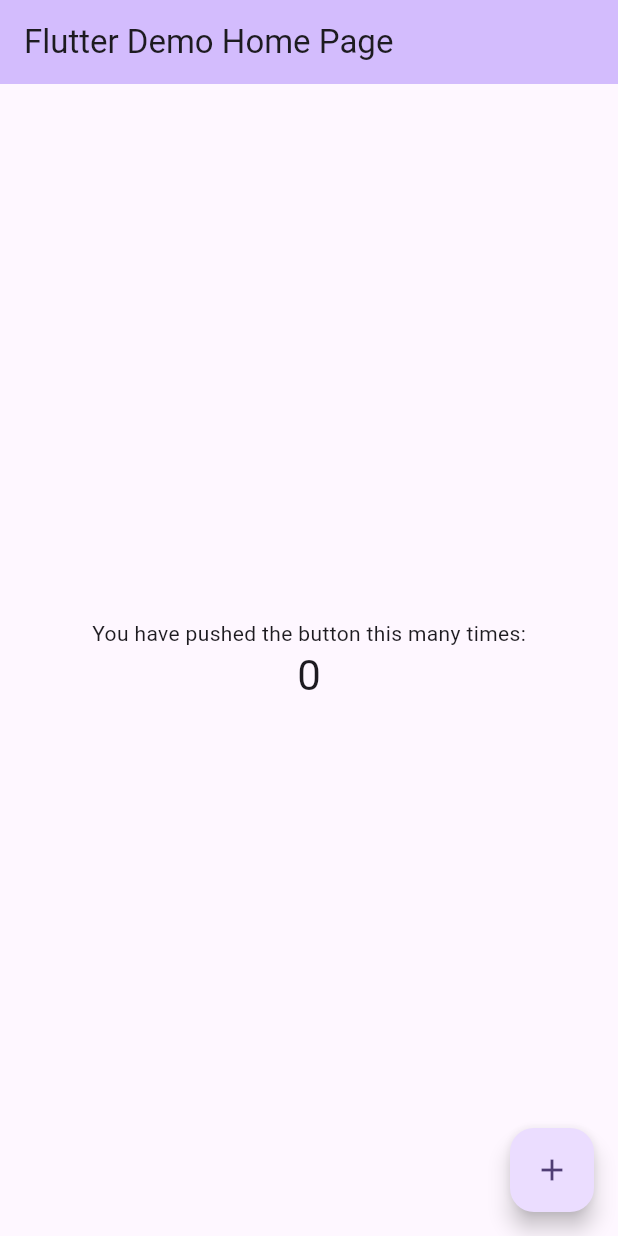
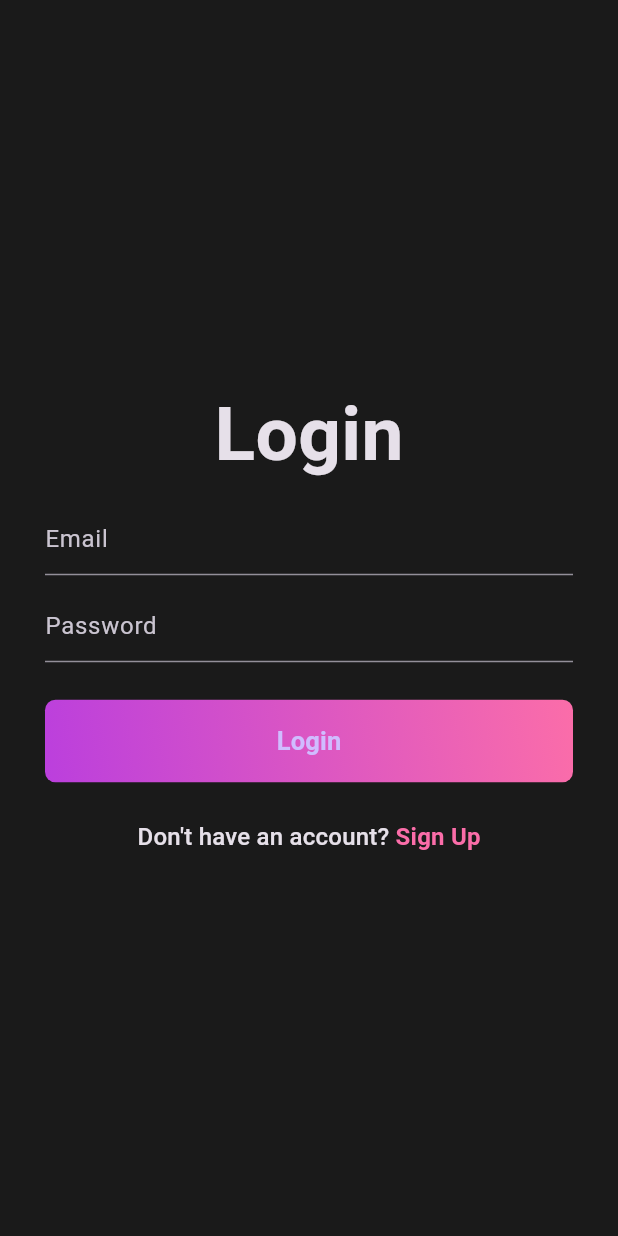
Before and after one commit to Daipayan0p/count-down, a Flutter app: the screen it shows after launch, on a phone screen of 412 x 824 dp. Run offline on Flutter 3.47's test engine with Material 3 defaults, Android fonts, the phone set to English and light mode, and no system bars; our stand-ins replace firebase_core, flutter_screenutil, go_router; accounts and stored records are empty.

Commit message:
front-end

```diff
--- a/lib/main.dart
+++ b/lib/main.dart
@@ -1,125 +1,30 @@
+import 'package:count_down/src/core/router/routes.dart';
+import 'package:count_down/src/core/theme/theme.dart';
+import 'package:firebase_core/firebase_core.dart';
 import 'package:flutter/material.dart';
+import 'package:flutter_screenutil/flutter_screenutil.dart';
 
-void main() {
+void main() async{
+  // WidgetsFlutterBinding.ensureInitialized();
+  // await Firebase.initializeApp();
   runApp(const MyApp());
 }
 
 class MyApp extends StatelessWidget {
   const MyApp({super.key});
 
-  // This widget is the root of your application.
   @override
   Widget build(BuildContext context) {
-    return MaterialApp(
-      title: 'Flutter Demo',
-      theme: ThemeData(
-        // This is the theme of your application.
-        //
-        // TRY THIS: Try running your application with "flutter run". You'll see
-        // the application has a purple toolbar. Then, without quitting the app,
-        // try changing the seedColor in the colorScheme below to Colors.green
-        // and then invoke "hot reload" (save your changes or press the "hot
-        // reload" button in a Flutter-supported IDE, or press "r" if you used
-        // the command line to start the app).
-        //
-        // Notice that the counter didn't reset back to zero; the application
-        // state is not lost during the reload. To reset the state, use hot
-        // restart instead.
-        //
-        // This works for code too, not just values: Most code changes can be
-        // tested with just a hot reload.
-        colorScheme: ColorScheme.fromSeed(seedColor: Colors.deepPurple),
-        useMaterial3: true,
+    // mq = MediaQuery.of(context).size;
+    return ScreenUtilInit(
+      designSize: const Size(834,1194),
+      child: MaterialApp.router(
+        routerConfig: router,
+        theme: lightTheme,
+        darkTheme: darkTheme,
+        themeMode: ThemeMode.dark,
+        // debugShowCheckedModeBanner: false,
       ),
-      home: const MyHomePage(title: 'Flutter Demo Home Page'),
     );
   }
 }
-
-class MyHomePage extends StatefulWidget {
-  const MyHomePage({super.key, required this.title});
-
-  // This widget is the home page of your application. It is stateful, meaning
-  // that it has a State object (defined below) that contains fields that affect
-  // how it looks.
-
-  // This class is the configuration for the state. It holds the values (in this
-  // case the title) provided by the parent (in this case the App widget) and
-  // used by the build method of the State. Fields in a Widget subclass are
-  // always marked "final".
-
-  final String title;
-
-  @override
-  State<MyHomePage> createState() => _MyHomePageState();
-}
-
-class _MyHomePageState extends State<MyHomePage> {
-  int _counter = 0;
-
-  void _incrementCounter() {
-    setState(() {
-      // This call to setState tells the Flutter framework that something has
-      // changed in this State, which causes it to rerun the build method below
-      // so that the display can reflect the updated values. If we changed
-      // _counter without calling setState(), then the build method would not be
-      // called again, and so nothing would appear to happen.
-      _counter++;
-    });
-  }
-
-  @override
-  Widget build(BuildContext context) {
-    // This method is rerun every time setState is called, for instance as done
-    // by the _incrementCounter method above.
-    //
-    // The Flutter framework has been optimized to make rerunning build methods
-    // fast, so that you can just rebuild anything that needs updating rather
-    // than having to individually change instances of widgets.
-    return Scaffold(
-      appBar: AppBar(
-        // TRY THIS: Try changing the color here to a specific color (to
-        // Colors.amber, perhaps?) and trigger a hot reload to see the AppBar
-        // change color while the other colors stay the same.
-        backgroundColor: Theme.of(context).colorScheme.inversePrimary,
-        // Here we take the value from the MyHomePage object that was created by
-        // the App.build method, and use it to set our appbar title.
-        title: Text(widget.title),
-      ),
-      body: Center(
-        // Center is a layout widget. It takes a single child and positions it
-        // in the middle of the parent.
-        child: Column(
-          // Column is also a layout widget. It takes a list of children and
-          // arranges them vertically. By default, it sizes itself to fit its
-          // children horizontally, and tries to be as tall as its parent.
-          //
-          // Column has various properties to control how it sizes itself and
-          // how it positions its children. Here we use mainAxisAlignment to
-          // center the children vertically; the main axis here is the vertical
-          // axis because Columns are vertical (the cross axis would be
-          // horizontal).
-          //
-          // TRY THIS: Invoke "debug painting" (choose the "Toggle Debug Paint"
-          // action in the IDE, or press "p" in the console), to see the
-          // wireframe for each widget.
-          mainAxisAlignment: MainAxisAlignment.center,
-          children: <Widget>[
-            const Text(
-              'You have pushed the button this many times:',
-            ),
-            Text(
-              '$_counter',
-              style: Theme.of(context).textTheme.headlineMedium,
-            ),
-          ],
-        ),
-      ),
-      floatingActionButton: FloatingActionButton(
-        onPressed: _incrementCounter,
-        tooltip: 'Increment',
-        child: const Icon(Icons.add),
-      ), // This trailing comma makes auto-formatting nicer for build methods.
-    );
-  }
-}
--- /dev/null
+++ b/lib/src/core/router/routes.dart
@@ -0,0 +1,23 @@
+import 'package:count_down/src/features/auth/presentation/pages/login_page.dart';
+import 'package:count_down/src/features/event/presentation/pages/EventHomePage.dart';
+import 'package:flutter/material.dart';
+import 'package:go_router/go_router.dart';
+
+final router = GoRouter(
+  initialLocation: '/login',
+  routes: <GoRoute>[
+    GoRoute(
+      path: '/',
+      pageBuilder: (context, state) =>
+      const MaterialPage(child: SizedBox.shrink()),
+    ),
+    GoRoute(
+      path: '/login',
+      pageBuilder: (context, state) => const MaterialPage(child: LoginPage()),
+    ),
+    GoRoute(
+      path: '/home',
+      pageBuilder: (state, context) => const MaterialPage(child: EventHomeView()),
+    ),
+  ],
+);
--- /dev/null
+++ b/lib/src/core/theme/app_color.dart
@@ -0,0 +1,11 @@
+import 'dart:ui';
+import 'package:flutter/material.dart';
+
+class AppColor{
+  static const Color background = Color(0xFF1A1A1A);
+  static const Color eventBackground = Color(0xE82F2F2F);
+  static const Color gradient1 = Color.fromRGBO(187, 63, 221, 1);
+  static const Color gradient2 = Color.fromRGBO(251, 109, 169, 1);
+  static const Color gradient3 = Color.fromRGBO(255, 159, 124, 1);
+  static const Color transparentColor = Colors.transparent;
+}
--- /dev/null
+++ b/lib/src/core/theme/theme.dart
@@ -0,0 +1,11 @@
+import 'package:count_down/src/core/theme/app_color.dart';
+import 'package:flutter/material.dart';
+
+final ThemeData lightTheme = ThemeData.light().copyWith();
+final ThemeData darkTheme = ThemeData.dark().copyWith(
+    scaffoldBackgroundColor: AppColor.background,
+    appBarTheme: const AppBarTheme(
+        color: AppColor.background
+    )
+
+);
--- /dev/null
+++ b/lib/src/features/auth/presentation/pages/login_page.dart
@@ -0,0 +1,93 @@
+import 'package:count_down/src/core/theme/app_color.dart';
+import 'package:count_down/src/features/auth/presentation/widget/auth_field.dart';
+import 'package:count_down/src/features/auth/presentation/widget/auth_grad_button.dart';
+import 'package:flutter/material.dart';
+
+class LoginPage extends StatefulWidget {
+  const LoginPage({super.key});
+
+  @override
+  State<LoginPage> createState() => _LoginPageState();
+}
+
+class _LoginPageState extends State<LoginPage> {
+  final emailController = TextEditingController();
+  final passwordController = TextEditingController();
+  final formKey = GlobalKey<FormState>();
+
+  @override
+  void dispose() {
+    emailController.dispose();
+    passwordController.dispose();
+    super.dispose();
+  }
+
+  @override
+  Widget build(BuildContext context) {
+    return Scaffold(
+      body: Form(
+        key: formKey,
+        child: Center(
+          child: Padding(
+            padding: const EdgeInsets.symmetric(horizontal: 30),
+            child: Column(
+              mainAxisAlignment: MainAxisAlignment.center,
+              crossAxisAlignment: CrossAxisAlignment.center,
+              children: [
+                const Text(
+                  "Login",
+                  style: TextStyle(
+                    fontSize: 50,
+                    fontWeight: FontWeight.bold,
+                  ),
+                ),
+                const SizedBox(
+                  height: 10,
+                ),
+                AuthField(
+                  hintText: "Email",
+                  controller: emailController,
+                  isObsecureText: false,
+                ),
+                const SizedBox(
+                  height: 10,
+                ),
+                AuthField(
+                  hintText: "Password",
+                  controller: passwordController,
+                  isObsecureText: true,
+                ),
+                const SizedBox(
+                  height: 25,
+                ),
+                AuthGradientButton(buttonText: "Login", onPressed: () {}),
+                const SizedBox(
+                  height: 25,
+                ),
+                GestureDetector(
+                  onTap: () async {},
+                  child: RichText(
+                    text: TextSpan(
+                      text: 'Don\'t have an account? ',
+                      style: Theme.of(context).textTheme.titleMedium,
+                      children: [
+                        TextSpan(
+                          text: 'Sign Up',
+                          style:
+                              Theme.of(context).textTheme.titleMedium?.copyWith(
+                                    color: AppColor.gradient2,
+                                    fontWeight: FontWeight.bold,
+                                  ),
+                        ),
+                      ],
+                    ),
+                  ),
+                ),
+              ],
+            ),
+          ),
+        ),
+      ),
+    );
+  }
+}
--- /dev/null
+++ b/lib/src/features/auth/presentation/widget/auth_field.dart
@@ -0,0 +1,31 @@
+import 'package:flutter/material.dart';
+
+class AuthField extends StatelessWidget {
+  const AuthField({
+    super.key,
+    required this.hintText,
+    required this.controller,
+    required this.isObsecureText
+  });
+  final String hintText;
+  final TextEditingController controller;
+  final bool isObsecureText;
+
+  @override
+  Widget build(BuildContext context) {
+    return SizedBox(
+      width: 400,
+      child: TextFormField(
+        controller: controller,
+        decoration: InputDecoration(hintText: hintText),
+        validator: (value){
+          if(value!.isEmpty){
+            return "$hintText is missing";
+          }
+          return null;
+        },
+        obscureText: isObsecureText,
+      ),
+    );
+  }
+}
--- /dev/null
+++ b/lib/src/features/auth/presentation/widget/auth_grad_button.dart
@@ -0,0 +1,45 @@
+import 'package:count_down/src/core/theme/app_color.dart';
+import 'package:flutter/material.dart';
+
+class AuthGradientButton extends StatelessWidget {
+  final String buttonText;
+  final VoidCallback onPressed;
+  const AuthGradientButton({
+    super.key,
+    required this.buttonText,
+    required this.onPressed,
+  });
+
+  @override
+  Widget build(BuildContext context) {
+    return Container(
+      decoration: BoxDecoration(
+        gradient: const LinearGradient(
+          colors: [
+            AppColor.gradient1,
+            AppColor.gradient2,
+            // AppPallete.gradient3,
+          ],
+          begin: Alignment.bottomLeft,
+          end: Alignment.topRight,
+        ),
+        borderRadius: BorderRadius.circular(7),
+      ),
+      child: ElevatedButton(
+        onPressed: onPressed,
+        style: ElevatedButton.styleFrom(
+          fixedSize: const Size(395, 55),
+          backgroundColor: AppColor.transparentColor,
+          shadowColor: AppColor.transparentColor,
+        ),
+        child: Text(
+          buttonText,
+          style: const TextStyle(
+            fontSize: 17,
+            fontWeight: FontWeight.w600,
+          ),
+        ),
+      ),
+    );
+  }
+}
```
Also changed, not shown: lib/src/features/event/presentation/pages/EventHomePage.dart (added, +134 -0 lines), lib/src/features/event/presentation/widget/event_container.dart (added, +59 -0 lines), pubspec.yaml (+7 -0 lines), pubspec.lock, 7 other files.
